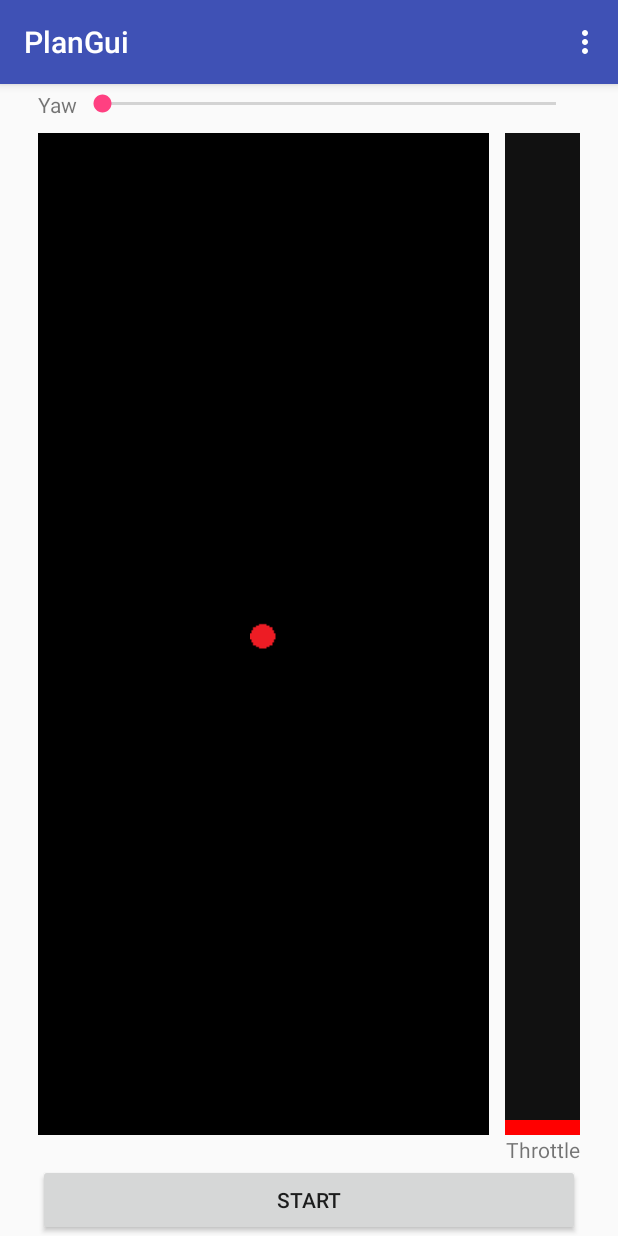
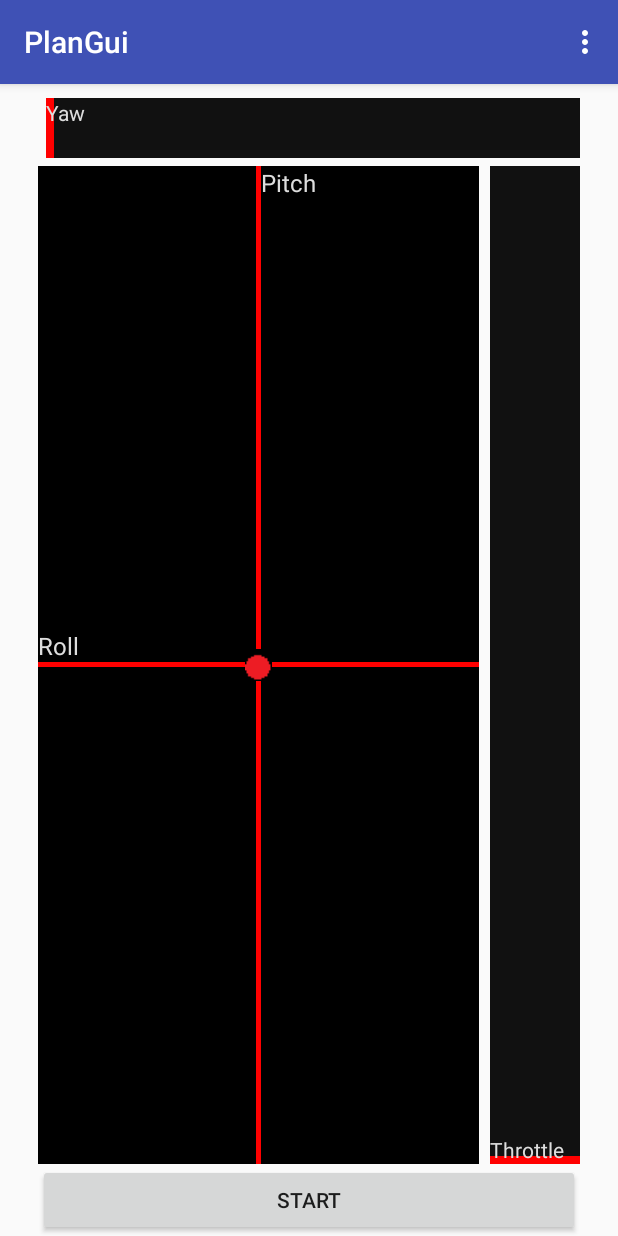
Before and after one commit to raiaan/PlaneGUI, an Android app: the screen it shows after launch (MainActivity), on a phone screen of 412 x 824 dp. Run offline under Robolectric (Android 15) with nearby library versions, the phone set to English and light mode, and no system bars; libraries missing offline, so code that uses them is left out: com.felhr.usbserial.

```diff
--- a/app/src/main/java/com/example/ryaan/plangui/MainActivity.java
+++ b/app/src/main/java/com/example/ryaan/plangui/MainActivity.java
@@ -5,8 +5,6 @@ import android.hardware.usb.UsbDevice;
 import android.hardware.usb.UsbDeviceConnection;
 import android.hardware.usb.UsbManager;
 import android.os.Bundle;
-import android.support.design.widget.FloatingActionButton;
-import android.support.design.widget.Snackbar;
 import android.support.v7.app.AppCompatActivity;
 import android.support.v7.widget.Toolbar;
 import android.util.Log;
@@ -18,6 +16,7 @@ import android.widget.Button;
 import android.widget.ImageView;
 import android.widget.RelativeLayout;
 import android.widget.SeekBar;
+import android.widget.TextView;
 
 import com.felhr.usbserial.UsbSerialDevice;
 import com.felhr.usbserial.UsbSerialInterface;
@@ -30,11 +29,11 @@ public class MainActivity extends AppCompatActivity {
     UsbDevice device;
     UsbDeviceConnection connection;
     Button start;
-    SeekBar Syaw;
-    RelativeLayout relativeLayout,throttleContainer;
+    RelativeLayout relativeLayout,throttleContainer, yawContainer,rollAndPitch;
     ImageView img;
     double val;
-    View th;
+    View throttleContent,yawContent;
+    TextView yawValue,throttleValue,pitchTxt,rollTxt;
     int x;
     int y;
     @Override
@@ -52,23 +51,45 @@ public class MainActivity extends AppCompatActivity {
         setContentView(R.layout.activity_main);
         Toolbar toolbar = (Toolbar) findViewById(R.id.toolbar);
         setSupportActionBar(toolbar);
-        th=(View)findViewById(R.id.throttleContent);
+        throttleContent =(View)findViewById(R.id.throttleContent);
+        yawContent=(View)findViewById(R.id.yawContent);
+        yawContainer =(RelativeLayout)findViewById(R.id.YawContainer);
         img=(ImageView)findViewById(R.id.point);
+        yawValue=(TextView)findViewById(R.id.yawValue);
+        throttleValue=(TextView)findViewById(R.id.throttleText);
+        pitchTxt=(TextView)findViewById(R.id.pitch);
+        rollTxt=(TextView)findViewById(R.id.roll);
+
         throttleContainer=(RelativeLayout)findViewById(R.id.throttleContainer);
 
 
+        yawContainer.setOnTouchListener(new View.OnTouchListener() {
+            @Override
+            public boolean onTouch(View v, MotionEvent event) {
+                val=1000+Math.round(1000*(event.getX()/yawContainer.getMeasuredWidth()));
+                if(val>=1000&&val<=2000)
+                {
+                    yawContent.setX((int)event.getX());
+                    yawValue.setText("Yaw"+"\n"+(int)val);
+                    yaw=val;
+                    serial();
+                }
+                return true;
+            }
+        });
         throttleContainer.setOnTouchListener(new View.OnTouchListener() {
             @Override
             public boolean onTouch(View v, MotionEvent event) {
-                if (event.getAction()==MotionEvent.ACTION_MOVE){
-                    if(event.getY()<=throttleContainer.getBottom()&&event.getY()>=throttleContainer.getTop())
-                    {
-                        th.setTop((int)event.getY());
-                        val=2000-Math.floor(1000*(event.getY()/throttleContainer.getBottom()));
-                        Log.v("test",""+val);
-                    }
+                val=2000-Math.round(1000*(event.getY()/throttleContainer.getMeasuredHeight()));
+                if(val>=1000&&val<=2000)
+                {
+                    throttleContent.setY((int)event.getY());
+                    throttleValue.setText("Throttle:"+"\n"+(int)val);
+                    throttle=val;
+                    serial();
 
                 }
+
                 return true;
             }
         });
@@ -88,33 +109,15 @@ public class MainActivity extends AppCompatActivity {
                                 img.setY(event.getY());
                                 roll=1000+Math.floor(1000*event.getX()/x);
                                 pitch=2000-Math.floor(1000*event.getY()/y);
-                                Log.v("x,y",""+roll+">>>"+pitch);
+                                rollTxt.setText("Roll:"+(int)roll);
+                                pitchTxt.setText("Pitch:"+(int)pitch);
+                                //Log.v("x,y",""+roll+">>>"+pitch);
                                 serial();
                             }
                             break;
                     }
 
                 return true;
-            }
-        });
-
-        Syaw=(SeekBar)findViewById(R.id.yaw);
-        Syaw.setOnSeekBarChangeListener(new SeekBar.OnSeekBarChangeListener() {
-            @Override
-            public void onProgressChanged(SeekBar seekBar, int progress, boolean fromUser) {
-                yaw=1000+progress;
-                Log.v("yaw",""+yaw);
-                serial();
-            }
-
-            @Override
-            public void onStartTrackingTouch(SeekBar seekBar) {
-
-            }
-
-            @Override
-            public void onStopTrackingTouch(SeekBar seekBar) {
-
             }
         });
 
--- a/app/src/main/res/layout/content_main.xml
+++ b/app/src/main/res/layout/content_main.xml
@@ -11,21 +11,83 @@
     <TableLayout
         android:layout_width="match_parent"
         android:layout_height="match_parent"
-        android:layout_below="@+id/yaw"
         android:layout_marginTop="5dp"
         android:id="@+id/total"
-        android:layout_above="@+id/throttleText">
+        android:layout_above="@+id/start">
+        <TableRow
+            android:layout_height="wrap_content"
+            android:layout_width="match_parent">
+            <LinearLayout
+                android:layout_width="match_parent"
+                android:layout_height="wrap_content"
+                android:orientation="horizontal"
+                android:layout_weight="1"
+                >
+                <RelativeLayout
+                    android:layout_width="0dp"
+                    android:layout_height="40dp"
+                    android:layout_weight="8"
+                    android:id="@+id/YawContainer"
+                    android:background="#111"
+                    android:layout_marginLeft="5dp">
+                    <View
+                        android:layout_width="5dp"
+                        android:layout_height="match_parent"
+                        android:layout_alignParentBottom="true"
+                        android:background="#FF0000"
+                        android:id="@+id/yawContent"/>
+                    <TextView android:layout_width="wrap_content"
+                        android:layout_height="wrap_content"
+                        android:text="Yaw"
+                        android:textColor="@color/lightGrey"
+                        android:id="@+id/yawValue"/>
+                </RelativeLayout>
+            </LinearLayout>
+        </TableRow>
         <TableRow
             android:layout_height="match_parent"
-            android:layout_width="match_parent">
+            android:layout_width="match_parent"
+            >
             <RelativeLayout
-                android:layout_width="match_parent"
+                android:layout_width="0dp"
                 android:layout_height="match_parent"
                 android:id="@+id/rollAndPitch"
                 android:background="@color/black"
                 android:layout_marginTop="5dp"
-                android:layout_marginRight="5dp"
-                android:layout_weight="6">
+                android:layout_marginRight="2dp"
+                android:layout_weight="9">
+                <TextView
+                    android:layout_width="wrap_content"
+                    android:layout_height="wrap_content"
+                    android:textColor="@color/lightGrey"
+                    android:text="@string/roll"
+                    android:textSize="@dimen/roll_and_pitch_text_size"
+                    android:layout_centerInParent="true"
+                    android:layout_above="@+id/xAxis"
+                    android:id="@+id/roll"
+                    android:layout_alignParentLeft="true"/>
+                <View
+                    android:layout_width="match_parent"
+                    android:layout_height="3dp"
+                    android:layout_centerInParent="true"
+                    android:id="@+id/xAxis"
+                    android:background="@color/red"/>
+                <TextView
+                    android:layout_width="wrap_content"
+                    android:layout_height="wrap_content"
+                    android:layout_alignParentTop="true"
+                    android:layout_toRightOf="@+id/yAxis"
+                    android:id="@+id/pitch"
+                    android:layout_centerInParent="true"
+                    android:textSize="@dimen/roll_and_pitch_text_size"
+                    android:textColor="@color/lightGrey"
+                    android:text="@string/pitch"/>
+                <View
+                    android:layout_width="3dp"
+                    android:layout_height="match_parent"
+                    android:id="@+id/yAxis"
+                    android:layout_centerInParent="true"
+                    android:background="@color/red"/>
                 <ImageView
                     android:layout_width="wrap_content"
                     android:layout_height="wrap_content"
@@ -33,8 +95,13 @@
                     android:src="@drawable/circle"
                     android:id="@+id/point"/>
             </RelativeLayout>
+            <LinearLayout
+                android:layout_width="0dp"
+                android:layout_weight="2"
+                android:layout_height="match_parent"
+                android:orientation="vertical">
                 <RelativeLayout
-                android:layout_width="50dp"
+                    android:layout_width="match_parent"
                     android:layout_marginTop="5dp"
                     android:layout_height="match_parent"
                     android:id="@+id/throttleContainer"
@@ -42,32 +109,24 @@
                     android:layout_marginLeft="5dp">
                 <View
                     android:layout_width="match_parent"
-                    android:layout_height="10dp"
+                    android:layout_height="5dp"
                     android:layout_alignParentBottom="true"
                     android:background="#FF0000"
                     android:id="@+id/throttleContent"/>
-            </RelativeLayout>
-        </TableRow>
-    </TableLayout>
-        <TextView
-            android:layout_width="wrap_content"
-            android:layout_height="wrap_content"
-            android:text="Yaw"
-            android:id="@+id/yawText"/>
-        <SeekBar
-            android:id="@+id/yaw"
-            android:layout_width="match_parent"
-            android:layout_height="wrap_content"
-            android:layout_toRightOf="@+id/yawText"
-            android:max="1000"
-            />
                     <TextView
                         android:layout_width="wrap_content"
                         android:layout_height="wrap_content"
                         android:text="@string/throttle"
-        android:layout_alignParentRight="true"
-        android:layout_above="@+id/start"
+                        android:layout_alignParentBottom="true"
+                        android:textColor="@color/lightGrey"
                         android:id="@+id/throttleText"/>
+                </RelativeLayout>
+
+
+            </LinearLayout>
+
+        </TableRow>
+    </TableLayout>
     <Button
         android:layout_width="match_parent"
         android:layout_height="wrap_content"
--- a/app/src/main/res/values/colors.xml
+++ b/app/src/main/res/values/colors.xml
@@ -4,5 +4,7 @@
     <color name="colorPrimaryDark">#303F9F</color>
     <color name="colorAccent">#FF4081</color>
     <color name="black">#000</color>
-    <color name="lightgrey">#cccccc</color>
+    <color name="grey">#444</color>
+    <color name="red">#ff0000</color>
+    <color name="lightGrey">#ddd</color>
 </resources>
--- a/app/src/main/res/values/dimens.xml
+++ b/app/src/main/res/values/dimens.xml
@@ -2,4 +2,5 @@
     <dimen name="activity_horizontal_margin">25dp</dimen>
     <dimen name="activity_vertical_margin">60dp</dimen>
     <dimen name="fab_margin">16dp</dimen>
+    <dimen name="roll_and_pitch_text_size">16dp</dimen>
 </resources>
--- a/app/src/main/res/values/strings.xml
+++ b/app/src/main/res/values/strings.xml
@@ -2,4 +2,6 @@
     <string name="app_name">PlanGui</string>
     <string name="action_settings">Settings</string>
     <string name="throttle">Throttle</string>
+    <string name="roll">Roll</string>
+    <string name="pitch">Pitch</string>
 </resources>
```
Lines whose indentation alone changed are shown as unchanged.
